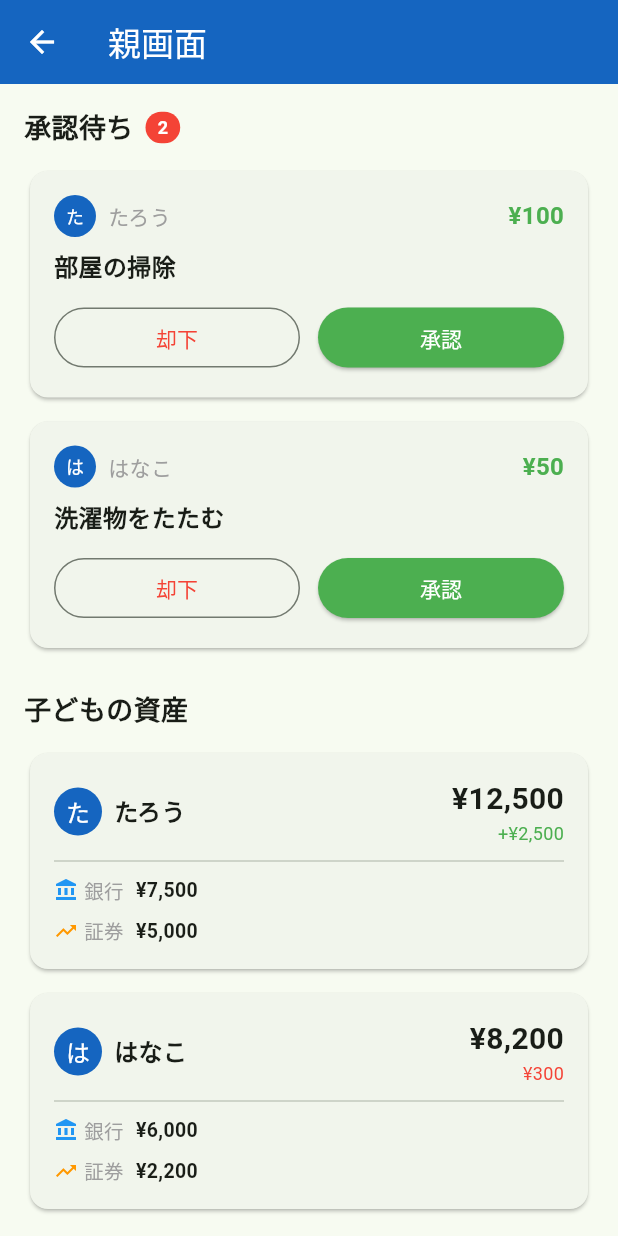
After one commit to Sir-KUMA/family-money-app, a Flutter app: the ParentScreen screen opened directly, after a tap on "却下", on a phone screen of 412 x 824 dp. The commit adds this screen. Run offline on Flutter 3.47's test engine with Material 3 defaults, Android fonts, the light colour scheme and no system bars.

Commit message:
feat: add parent screen

```diff
--- a/lib/main.dart
+++ b/lib/main.dart
@@ -3,6 +3,7 @@ import 'screens/home_screen.dart';
 import 'screens/jobs_screen.dart';
 import 'screens/money_screen.dart';
 import 'screens/bucket_list_screen.dart';
+import 'screens/parent_screen.dart';
 
 void main() {
   runApp(const MyApp());
@@ -39,6 +40,7 @@ class _MainScreenState extends State<MainScreen> {
     JobsScreen(),
     MoneyScreen(),
     BucketListScreen(),
+    ParentScreen(),
   ];
 
   @override
@@ -56,6 +58,7 @@ class _MainScreenState extends State<MainScreen> {
           BottomNavigationBarItem(icon: Icon(Icons.work), label: 'お仕事'),
           BottomNavigationBarItem(icon: Icon(Icons.account_balance), label: 'お金'),
           BottomNavigationBarItem(icon: Icon(Icons.star), label: 'ほしいもの'),
+          BottomNavigationBarItem(icon: Icon(Icons.supervisor_account), label: '親'),
         ],
       ),
     );
--- /dev/null
+++ b/lib/screens/parent_screen.dart
@@ -0,0 +1,294 @@
+import 'package:flutter/material.dart';
+
+class ParentScreen extends StatelessWidget {
+  const ParentScreen({super.key});
+
+  @override
+  Widget build(BuildContext context) {
+    return Scaffold(
+      appBar: AppBar(
+        title: const Text('親画面'),
+        backgroundColor: const Color(0xFF1565C0),
+        foregroundColor: Colors.white,
+      ),
+      body: SingleChildScrollView(
+        padding: const EdgeInsets.all(16),
+        child: Column(
+          crossAxisAlignment: CrossAxisAlignment.start,
+          children: [
+            _ApprovalSection(),
+            const SizedBox(height: 24),
+            _ChildrenAssetsSection(),
+            const SizedBox(height: 24),
+            _FundsSection(),
+          ],
+        ),
+      ),
+    );
+  }
+}
+
+// 承認待ちセクション
+class _ApprovalSection extends StatelessWidget {
+  @override
+  Widget build(BuildContext context) {
+    return Column(
+      crossAxisAlignment: CrossAxisAlignment.start,
+      children: [
+        Row(
+          children: [
+            const Text('承認待ち', style: TextStyle(fontSize: 18, fontWeight: FontWeight.bold)),
+            const SizedBox(width: 8),
+            Container(
+              padding: const EdgeInsets.symmetric(horizontal: 8, vertical: 2),
+              decoration: BoxDecoration(
+                color: Colors.red,
+                borderRadius: BorderRadius.circular(12),
+              ),
+              child: const Text('2', style: TextStyle(color: Colors.white, fontSize: 12, fontWeight: FontWeight.bold)),
+            ),
+          ],
+        ),
+        const SizedBox(height: 12),
+        _ApprovalCard(
+          childName: 'たろう',
+          jobTitle: '部屋の掃除',
+          reward: 100,
+        ),
+        const SizedBox(height: 8),
+        _ApprovalCard(
+          childName: 'はなこ',
+          jobTitle: '洗濯物をたたむ',
+          reward: 50,
+        ),
+      ],
+    );
+  }
+}
+
+class _ApprovalCard extends StatelessWidget {
+  final String childName;
+  final String jobTitle;
+  final int reward;
+
+  const _ApprovalCard({
+    required this.childName,
+    required this.jobTitle,
+    required this.reward,
+  });
+
+  @override
+  Widget build(BuildContext context) {
+    return Card(
+      child: Padding(
+        padding: const EdgeInsets.all(16),
+        child: Column(
+          crossAxisAlignment: CrossAxisAlignment.start,
+          children: [
+            Row(
+              children: [
+                CircleAvatar(
+                  radius: 14,
+                  backgroundColor: const Color(0xFF1565C0),
+                  child: Text(childName[0], style: const TextStyle(color: Colors.white, fontSize: 12)),
+                ),
+                const SizedBox(width: 8),
+                Text(childName, style: const TextStyle(fontSize: 14, color: Colors.grey)),
+                const Spacer(),
+                Text('¥$reward', style: const TextStyle(fontSize: 16, fontWeight: FontWeight.bold, color: Color(0xFF4CAF50))),
+              ],
+            ),
+            const SizedBox(height: 8),
+            Text(jobTitle, style: const TextStyle(fontSize: 16, fontWeight: FontWeight.bold)),
+            const SizedBox(height: 12),
+            Row(
+              children: [
+                Expanded(
+                  child: OutlinedButton(
+                    onPressed: () {},
+                    style: OutlinedButton.styleFrom(foregroundColor: Colors.red),
+                    child: const Text('却下'),
+                  ),
+                ),
+                const SizedBox(width: 12),
+                Expanded(
+                  child: ElevatedButton(
+                    onPressed: () {},
+                    style: ElevatedButton.styleFrom(
+                      backgroundColor: const Color(0xFF4CAF50),
+                      foregroundColor: Colors.white,
+                    ),
+                    child: const Text('承認'),
+                  ),
+                ),
+              ],
+            ),
+          ],
+        ),
+      ),
+    );
+  }
+}
+
+// 子ども別資産セクション
+class _ChildrenAssetsSection extends StatelessWidget {
+  @override
+  Widget build(BuildContext context) {
+    return Column(
+      crossAxisAlignment: CrossAxisAlignment.start,
+      children: [
+        const Text('子どもの資産', style: TextStyle(fontSize: 18, fontWeight: FontWeight.bold)),
+        const SizedBox(height: 12),
+        _ChildAssetCard(
+          name: 'たろう',
+          totalAssets: 12500,
+          bank: 7500,
+          stocks: 5000,
+          gain: 2500,
+          isPositive: true,
+        ),
+        const SizedBox(height: 8),
+        _ChildAssetCard(
+          name: 'はなこ',
+          totalAssets: 8200,
+          bank: 6000,
+          stocks: 2200,
+          gain: -300,
+          isPositive: false,
+        ),
+      ],
+    );
+  }
+}
+
+class _ChildAssetCard extends StatelessWidget {
+  final String name;
+  final int totalAssets;
+  final int bank;
+  final int stocks;
+  final int gain;
+  final bool isPositive;
+
+  const _ChildAssetCard({
+    required this.name,
+    required this.totalAssets,
+    required this.bank,
+    required this.stocks,
+    required this.gain,
+    required this.isPositive,
+  });
+
+  @override
+  Widget build(BuildContext context) {
+    return Card(
+      child: Padding(
+        padding: const EdgeInsets.all(16),
+        child: Column(
+          crossAxisAlignment: CrossAxisAlignment.start,
+          children: [
+            Row(
+              children: [
+                CircleAvatar(
+                  radius: 16,
+                  backgroundColor: const Color(0xFF1565C0),
+                  child: Text(name[0], style: const TextStyle(color: Colors.white)),
+                ),
+                const SizedBox(width: 8),
+                Text(name, style: const TextStyle(fontSize: 16, fontWeight: FontWeight.bold)),
+                const Spacer(),
+                Column(
+                  crossAxisAlignment: CrossAxisAlignment.end,
+                  children: [
+                    Text('¥${_format(totalAssets)}',
+                        style: const TextStyle(fontSize: 20, fontWeight: FontWeight.bold)),
+                    Text(
+                      '${isPositive ? '+' : ''}¥${_format(gain)}',
+                      style: TextStyle(fontSize: 12, color: isPositive ? const Color(0xFF4CAF50) : Colors.red),
+                    ),
+                  ],
+                ),
+              ],
+            ),
+            const Divider(height: 20),
+            _MiniLabel(icon: Icons.account_balance, color: Colors.blue, label: '銀行', value: '¥${_format(bank)}'),
+            const SizedBox(height: 8),
+            _MiniLabel(icon: Icons.trending_up, color: Colors.orange, label: '証券', value: '¥${_format(stocks)}'),
+          ],
+        ),
+      ),
+    );
+  }
+
+  String _format(int value) {
+    return value.abs().toString().replaceAllMapped(
+      RegExp(r'(\d{1,3})(?=(\d{3})+(?!\d))'),
+      (m) => '${m[1]},',
+    );
+  }
+}
+
+class _MiniLabel extends StatelessWidget {
+  final IconData icon;
+  final Color color;
+  final String label;
+  final String value;
+
+  const _MiniLabel({required this.icon, required this.color, required this.label, required this.value});
+
+  @override
+  Widget build(BuildContext context) {
+    return Row(
+      children: [
+        Icon(icon, color: color, size: 16),
+        const SizedBox(width: 4),
+        Text(label, style: const TextStyle(fontSize: 13, color: Colors.grey)),
+        const SizedBox(width: 8),
+        Text(value, style: const TextStyle(fontSize: 13, fontWeight: FontWeight.bold)),
+      ],
+    );
+  }
+}
+
+// 準備資金セクション
+class _FundsSection extends StatelessWidget {
+  @override
+  Widget build(BuildContext context) {
+    return Card(
+      child: Padding(
+        padding: const EdgeInsets.all(16),
+        child: Column(
+          crossAxisAlignment: CrossAxisAlignment.start,
+          children: [
+            const Text('準備資金', style: TextStyle(fontSize: 18, fontWeight: FontWeight.bold)),
+            const SizedBox(height: 4),
+            const Text('子どもたちが購入申請したときに必要な金額', style: TextStyle(fontSize: 12, color: Colors.grey)),
+            const Divider(height: 24),
+            const Row(
+              mainAxisAlignment: MainAxisAlignment.spaceBetween,
+              children: [
+                Text('子どもの総資産合計', style: TextStyle(fontSize: 14)),
+                Text('¥20,700', style: TextStyle(fontSize: 16, fontWeight: FontWeight.bold)),
+              ],
+            ),
+            const SizedBox(height: 8),
+            const Row(
+              mainAxisAlignment: MainAxisAlignment.spaceBetween,
+              children: [
+                Text('承認済み購入予定', style: TextStyle(fontSize: 14)),
+                Text('¥8,000', style: TextStyle(fontSize: 14, color: Colors.orange)),
+              ],
+            ),
+            const Divider(height: 20),
+            const Row(
+              mainAxisAlignment: MainAxisAlignment.spaceBetween,
+              children: [
+                Text('不足額', style: TextStyle(fontSize: 14, fontWeight: FontWeight.bold)),
+                Text('¥0', style: TextStyle(fontSize: 18, fontWeight: FontWeight.bold, color: Color(0xFF4CAF50))),
+              ],
+            ),
+          ],
+        ),
+      ),
+    );
+  }
+}
```
